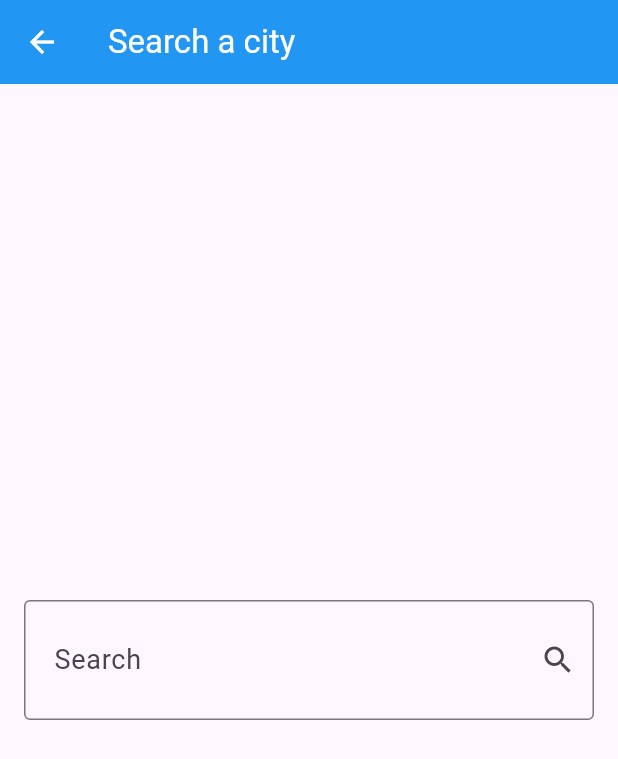
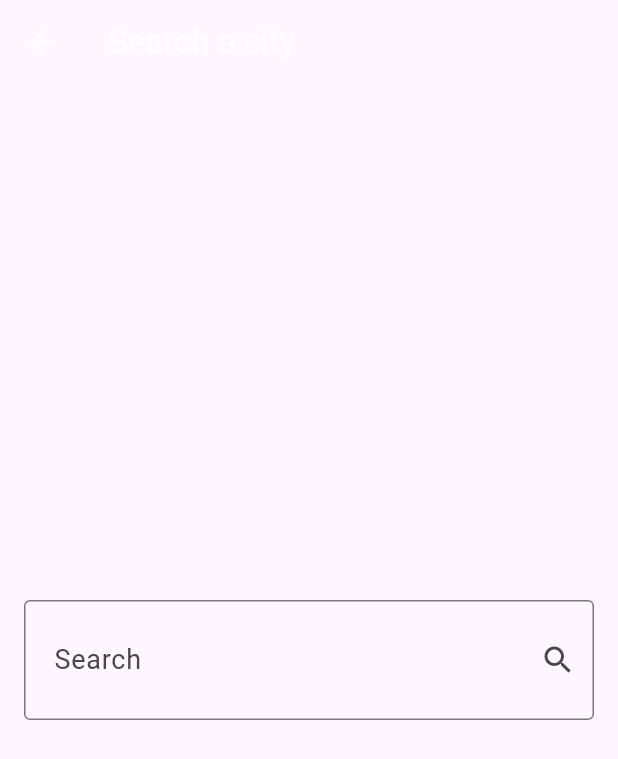
Before and after one commit to Ramahany123/weather_app, a Flutter app: the screen it shows after launch, after a tap on the "search" icon, on a phone screen of 412 x 824 dp. Shown: the top 759 px of the screen. Run offline on Flutter 3.47's test engine with Material 3 defaults, Android fonts, the phone set to English and light mode, and no system bars; our stand-ins replace dio, flutter_bloc.

Commit message:
removed bgColor in appBar as they override theme

```diff
--- a/lib/views/home_view.dart
+++ b/lib/views/home_view.dart
@@ -19,7 +19,7 @@ class HomeView extends StatelessWidget {
             color: Colors.white,
           ),
         ),
-        backgroundColor: Colors.blue,
+        // backgroundColor: Colors.blue,
         actions: [
           IconButton(
               onPressed: () {
--- a/lib/views/search_view.dart
+++ b/lib/views/search_view.dart
@@ -18,7 +18,7 @@ class SearchView extends StatelessWidget {
             color: Colors.white,
           ),
         ),
-        backgroundColor: Colors.blue,
+        // backgroundColor: Colors.blue,
       ),
       body: Center(
         child: Padding(
```
